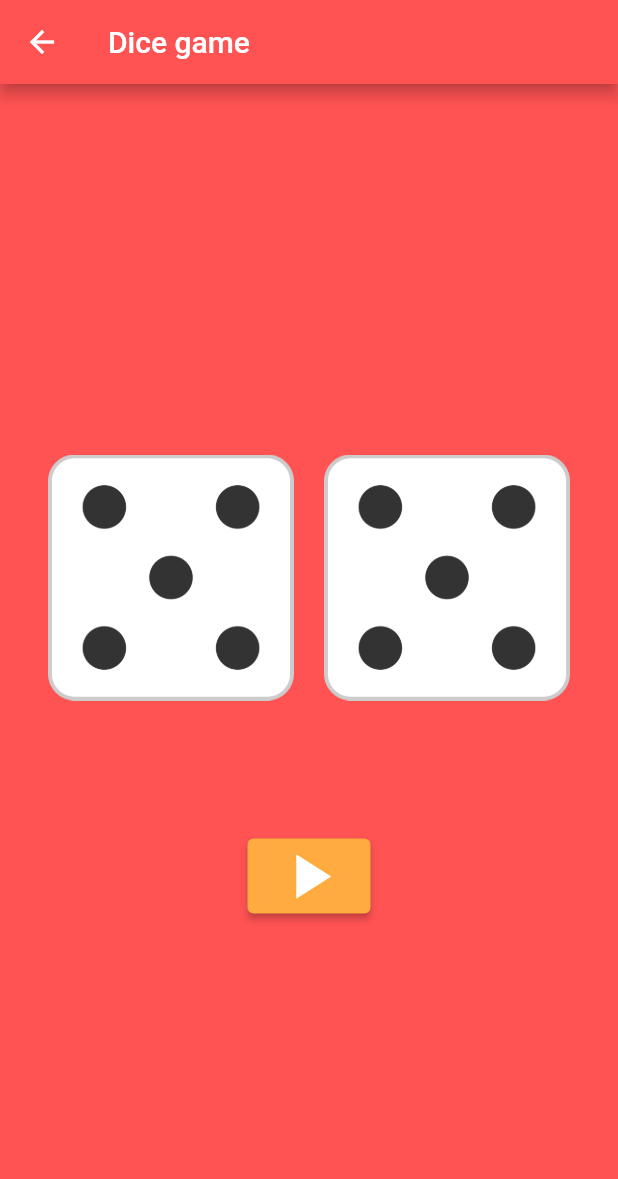
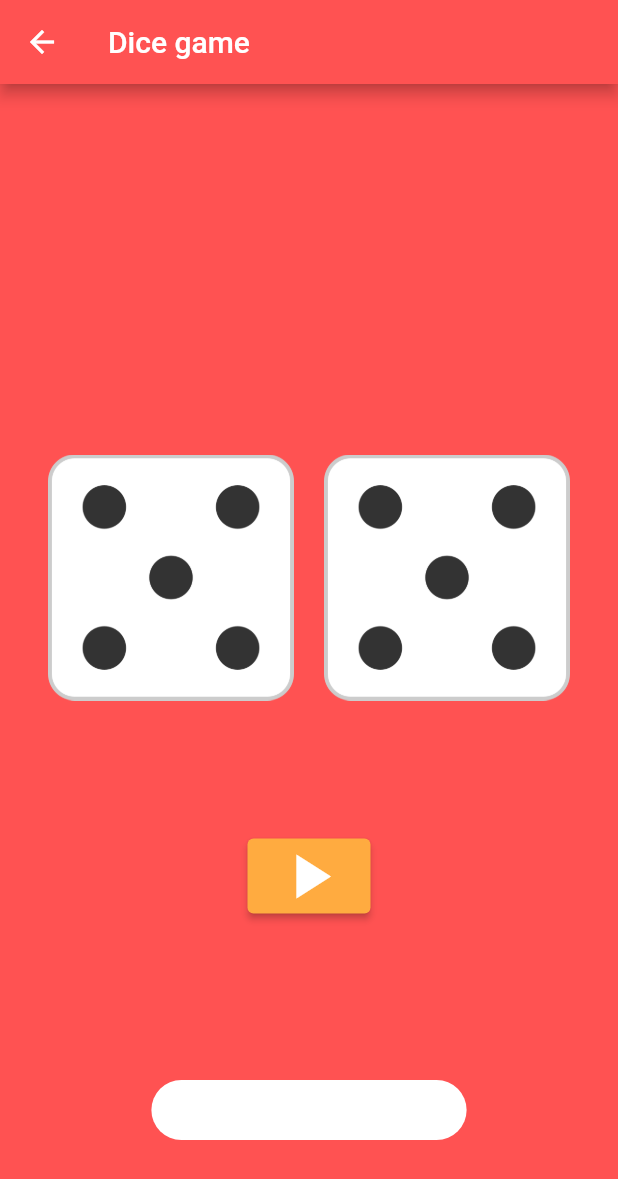
Before and after one commit to InJoon-L/Flutter-first-app, a Flutter app: the Dice screen opened directly, after a tap on the "play arrow" icon, on a phone screen of 412 x 824 dp. Shown: the top 1179 px of the screen. Run offline on Flutter 3.47's test engine with Material 2 defaults, Android fonts, the phone set to English and light mode, and no system bars; our stand-ins replace fluttertoast.

```diff
--- a/flutter_dice_game/lib/dice.dart
+++ b/flutter_dice_game/lib/dice.dart
@@ -1,5 +1,6 @@
 import 'package:flutter/material.dart';
 import 'dart:math';
+import 'package:fluttertoast/fluttertoast.dart';
 
 class Dice extends StatefulWidget {
   const Dice({ Key? key }) : super(key: key);
@@ -52,6 +53,9 @@ class _DiceState extends State<Dice> {
                     leftDice = Random().nextInt(6) + 1;
                     rightDice = Random().nextInt(6) + 1;
                   });
+                  showToast(
+                    "Left dice: {$leftDice}, Right dice: {$rightDice}"
+                  );
                 },
                 child: Icon(Icons.play_arrow,
                   color: Colors.white,
@@ -68,3 +72,11 @@ class _DiceState extends State<Dice> {
     );
   }
 }
+
+void showToast(String message) {
+  Fluttertoast.showToast(msg: message,
+  backgroundColor: Colors.white,
+  toastLength: Toast.LENGTH_SHORT,
+  gravity: ToastGravity.BOTTOM
+  );
+}
--- a/flutter_dice_game/pubspec.yaml
+++ b/flutter_dice_game/pubspec.yaml
@@ -23,6 +23,7 @@ environment:
 dependencies:
   flutter:
     sdk: flutter
+  fluttertoast: ^8.0.8
 
 
   # The following adds the Cupertino Icons font to your application.
```
Also changed, not shown: flutter_dice_game/pubspec.lock.
